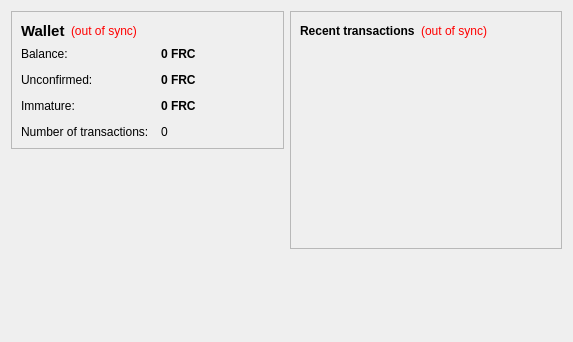
First picture: the form in src/qt/forms/overviewpage.ui, repository NiCoIn/NiCoIn, before the edit.
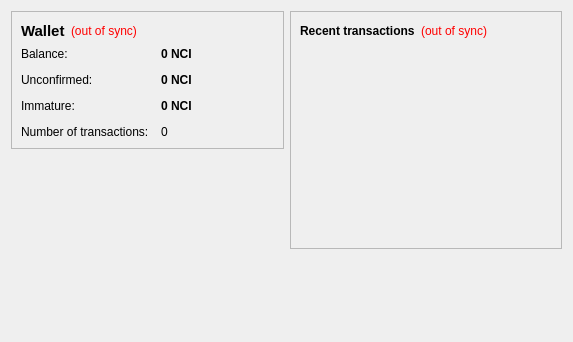
Second picture: the form after the edit.

The edit to the form file:
```diff
--- a/src/qt/forms/overviewpage.ui
+++ b/src/qt/forms/overviewpage.ui
@@ -105,7 +105,7 @@
              <string>Your current balance</string>
             </property>
             <property name="text">
-             <string notr="true">0 FRC</string>
+             <string notr="true">0 NCI</string>
             </property>
             <property name="textInteractionFlags">
              <set>Qt::LinksAccessibleByMouse|Qt::TextSelectableByKeyboard|Qt::TextSelectableByMouse</set>
@@ -134,7 +134,7 @@
              <string>Total of transactions that have yet to be confirmed, and do not yet count toward the current balance</string>
             </property>
             <property name="text">
-             <string notr="true">0 FRC</string>
+             <string notr="true">0 NCI</string>
             </property>
             <property name="textInteractionFlags">
              <set>Qt::LinksAccessibleByMouse|Qt::TextSelectableByKeyboard|Qt::TextSelectableByMouse</set>
@@ -177,7 +177,7 @@
              <string>Mined balance that has not yet matured</string>
             </property>
             <property name="text">
-             <string notr="true">0 FRC</string>
+             <string notr="true">0 NCI</string>
             </property>
             <property name="textInteractionFlags">
              <set>Qt::LinksAccessibleByMouse|Qt::TextSelectableByKeyboard|Qt::TextSelectableByMouse</set>
```
Left out of the diff: 4 changed lines with no effect on the pictures.
